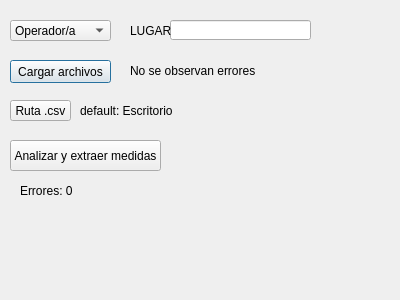
Before: the Qt Designer form GUI.ui in tinchofiuba/ScanerPies, drawn with Qt 5.
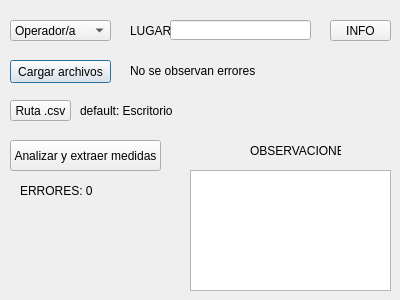
After: the same form once the commit is applied.

Commit message: actualizo la GUI y creo un .json

```diff
--- a/GUI.ui
+++ b/GUI.ui
@@ -146,12 +146,48 @@
     <rect>
      <x>20</x>
      <y>180</y>
-     <width>371</width>
+     <width>161</width>
      <height>21</height>
     </rect>
    </property>
    <property name="text">
-    <string>Errores: 0</string>
+    <string>ERRORES: 0</string>
+   </property>
+  </widget>
+  <widget class="QTextEdit" name="textEdit">
+   <property name="geometry">
+    <rect>
+     <x>190</x>
+     <y>170</y>
+     <width>201</width>
+     <height>121</height>
+    </rect>
+   </property>
+  </widget>
+  <widget class="QLabel" name="label_5">
+   <property name="geometry">
+    <rect>
+     <x>250</x>
+     <y>140</y>
+     <width>91</width>
+     <height>21</height>
+    </rect>
+   </property>
+   <property name="text">
+    <string>OBSERVACIONES</string>
+   </property>
+  </widget>
+  <widget class="QPushButton" name="pushButton_4">
+   <property name="geometry">
+    <rect>
+     <x>330</x>
+     <y>20</y>
+     <width>61</width>
+     <height>21</height>
+    </rect>
+   </property>
+   <property name="text">
+    <string>INFO</string>
    </property>
   </widget>
  </widget>
```
Left out of the diff: 13 changed lines with no effect on the pictures. The commit also changes 5 other files.
